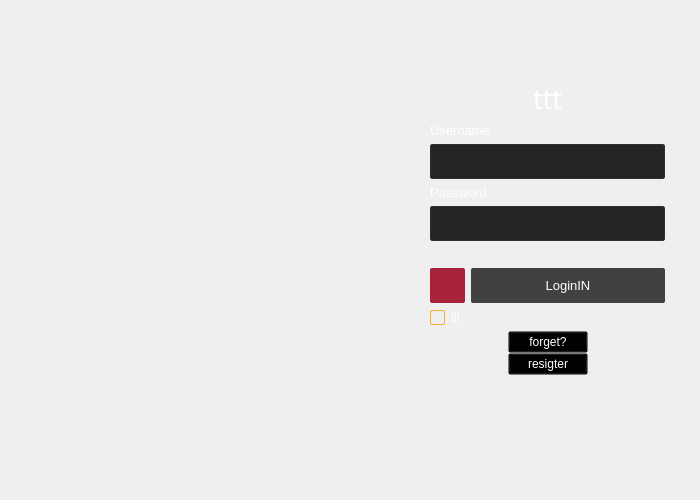
This is component/auth.ui in zyxeeker/Inn-client as Qt 5 draws it before an edit. The edited form follows.
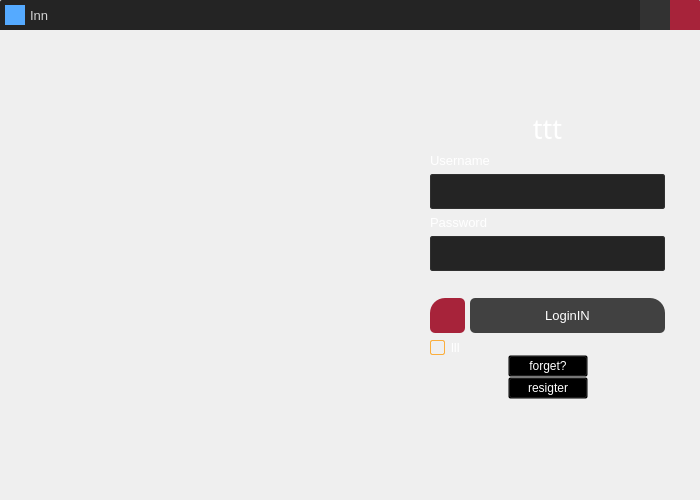
This is the edited form. Icons and pictures are not drawn.

Commit message: 🛠[add]登录界面加入标题栏

Patch:
```diff
--- a/component/auth.ui
+++ b/component/auth.ui
@@ -46,7 +46,7 @@
 border-radius: 5px;
 }</string>
      </property>
-     <layout class="QGridLayout" name="gridLayout_2">
+     <layout class="QGridLayout" name="gridLayout_3">
       <property name="leftMargin">
        <number>0</number>
       </property>
@@ -59,8 +59,224 @@
       <property name="bottomMargin">
        <number>0</number>
       </property>
+      <property name="spacing">
+       <number>0</number>
+      </property>
       <item row="0" column="0">
-       <layout class="QHBoxLayout" name="horizontalLayout_4">
+       <widget class="QWidget" name="title" native="true">
+        <property name="minimumSize">
+         <size>
+          <width>0</width>
+          <height>30</height>
+         </size>
+        </property>
+        <property name="maximumSize">
+         <size>
+          <width>16777215</width>
+          <height>30</height>
+         </size>
+        </property>
+        <property name="styleSheet">
+         <string notr="true">#title{
+background-color: rgb(36, 36, 36);
+border-top-right-radius:2px;
+border-top-left-radius:2px;
+}</string>
+        </property>
+        <layout class="QGridLayout" name="gridLayout_2">
+         <property name="leftMargin">
+          <number>5</number>
+         </property>
+         <property name="topMargin">
+          <number>0</number>
+         </property>
+         <property name="rightMargin">
+          <number>0</number>
+         </property>
+         <property name="bottomMargin">
+          <number>0</number>
+         </property>
+         <property name="spacing">
+          <number>0</number>
+         </property>
+         <item row="0" column="0">
+          <layout class="QHBoxLayout" name="horizontalLayout_8">
+           <property name="spacing">
+            <number>0</number>
+           </property>
+           <item>
+            <widget class="QLabel" name="label">
+             <property name="minimumSize">
+              <size>
+               <width>20</width>
+               <height>20</height>
+              </size>
+             </property>
+             <property name="maximumSize">
+              <size>
+               <width>20</width>
+               <height>20</height>
+              </size>
+             </property>
+             <property name="styleSheet">
+              <string notr="true">background-color: rgb(85, 170, 255);</string>
+             </property>
+             <property name="text">
+              <string/>
+             </property>
+            </widget>
+           </item>
+           <item>
+            <spacer name="horizontalSpacer_10">
+             <property name="orientation">
+              <enum>Qt::Horizontal</enum>
+             </property>
+             <property name="sizeType">
+              <enum>QSizePolicy::Minimum</enum>
+             </property>
+             <property name="sizeHint" stdset="0">
+              <size>
+               <width>5</width>
+               <height>20</height>
+              </size>
+             </property>
+            </spacer>
+           </item>
+           <item>
+            <widget class="QLabel" name="label_5">
+             <property name="minimumSize">
+              <size>
+               <width>0</width>
+               <height>20</height>
+              </size>
+             </property>
+             <property name="maximumSize">
+              <size>
+               <width>16777215</width>
+               <height>20</height>
+              </size>
+             </property>
+             <property name="font">
+              <font>
+               <family>Microsoft YaHei UI</family>
+               <pointsize>10</pointsize>
+              </font>
+             </property>
+             <property name="styleSheet">
+              <string notr="true">color:lightgray;</string>
+             </property>
+             <property name="text">
+              <string>Inn</string>
+             </property>
+            </widget>
+           </item>
+           <item>
+            <spacer name="horizontalSpacer_9">
+             <property name="orientation">
+              <enum>Qt::Horizontal</enum>
+             </property>
+             <property name="sizeHint" stdset="0">
+              <size>
+               <width>40</width>
+               <height>20</height>
+              </size>
+             </property>
+            </spacer>
+           </item>
+           <item>
+            <widget class="QPushButton" name="hideBtn">
+             <property name="minimumSize">
+              <size>
+               <width>30</width>
+               <height>30</height>
+              </size>
+             </property>
+             <property name="maximumSize">
+              <size>
+               <width>30</width>
+               <height>30</height>
+              </size>
+             </property>
+             <property name="styleSheet">
+              <string notr="true">QPushButton{
+border-radius:none;
+background-color:rgba(65, 65, 65, 120);
+}
+
+QPushButton:hover {
+background-color:rgba(65, 65, 65, 200);
+}
+
+QPushButton:pressed {
+background-color:rgb(65, 65, 65);
+}</string>
+             </property>
+             <property name="text">
+              <string/>
+             </property>
+             <property name="icon">
+              <iconset resource="../res.qrc">
+               <normaloff>:/main/resource/hide.png</normaloff>:/main/resource/hide.png</iconset>
+             </property>
+             <property name="iconSize">
+              <size>
+               <width>15</width>
+               <height>15</height>
+              </size>
+             </property>
+            </widget>
+           </item>
+           <item>
+            <widget class="QPushButton" name="closeBtn">
+             <property name="minimumSize">
+              <size>
+               <width>30</width>
+               <height>30</height>
+              </size>
+             </property>
+             <property name="maximumSize">
+              <size>
+               <width>30</width>
+               <height>30</height>
+              </size>
+             </property>
+             <property name="styleSheet">
+              <string notr="true">QPushButton{
+border-top-right-radius:2px;
+background-color:rgb(167, 35, 58);
+}
+
+QPushButton:hover {
+background-color:rgba(205, 45, 75, 240);
+color:white;
+}
+
+QPushButton:pressed {
+background-color:rgb(205, 45, 75);
+}</string>
+             </property>
+             <property name="text">
+              <string/>
+             </property>
+             <property name="icon">
+              <iconset resource="../res.qrc">
+               <normaloff>:/main/resource/close_2.png</normaloff>:/main/resource/close_2.png</iconset>
+             </property>
+             <property name="iconSize">
+              <size>
+               <width>15</width>
+               <height>15</height>
+              </size>
+             </property>
+            </widget>
+           </item>
+          </layout>
+         </item>
+        </layout>
+       </widget>
+      </item>
+      <item row="1" column="0">
+       <layout class="QHBoxLayout" name="horizontalLayout_2">
         <item>
          <spacer name="horizontalSpacer_3">
           <property name="orientation">
@@ -97,6 +313,9 @@
           </item>
           <item>
            <layout class="QVBoxLayout" name="verticalLayout">
+            <property name="spacing">
+             <number>6</number>
+            </property>
             <item>
              <widget class="QLabel" name="label_4">
               <property name="font">
@@ -233,6 +452,9 @@
             </item>
             <item>
              <layout class="QHBoxLayout" name="horizontalLayout_5">
+              <property name="spacing">
+               <number>5</number>
+              </property>
               <item>
                <widget class="QPushButton" name="exitBtn">
                 <property name="minimumSize">
@@ -253,6 +475,10 @@
                 <property name="styleSheet">
                  <string notr="true">QPushButton{
 border-radius:2px;
+border-top-right-radius:5px;
+border-top-left-radius:15px;
+border-bottom-left-radius:5px;
+border-bottom-right-radius:5px;
 background-color:#A7233A;
 }
 
@@ -286,7 +512,7 @@
                <widget class="QPushButton" name="loginBtn">
                 <property name="minimumSize">
                  <size>
-                  <width>0</width>
+                  <width>175</width>
                   <height>35</height>
                  </size>
                 </property>
@@ -301,7 +527,10 @@
                 </property>
                 <property name="styleSheet">
                  <string notr="true">QPushButton{
-border-radius:2px;
+border-top-right-radius:15px;
+border-top-left-radius:5px;
+border-bottom-left-radius:5px;
+border-bottom-right-radius:5px;
 background-color:rgb(65, 65, 65);
 color:white;
 }
```
The commit also changes 3 other files.
